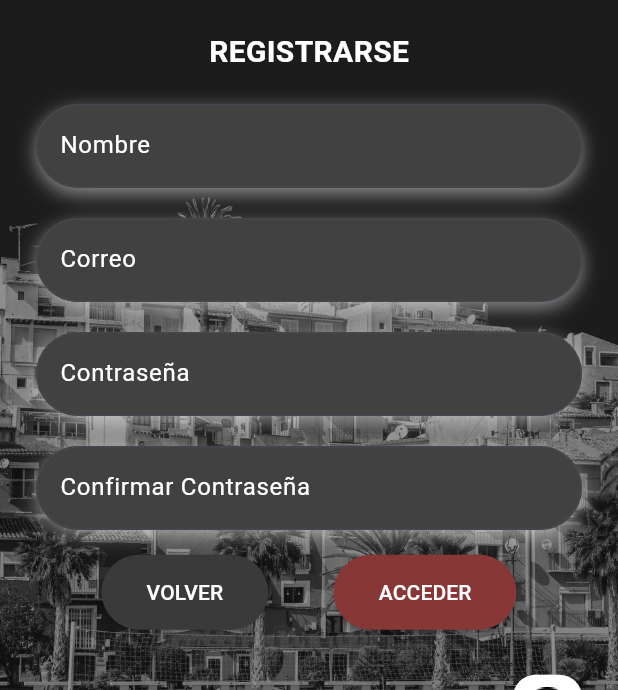
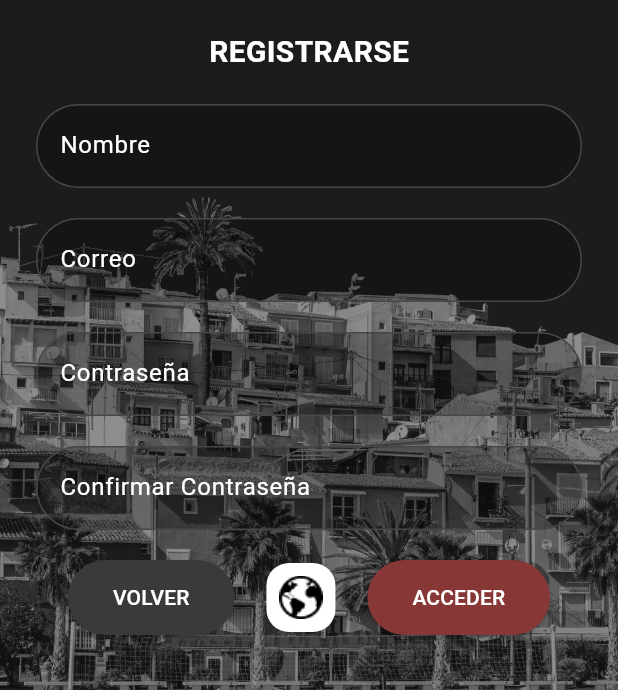
Before and after one commit to christian1dam/vilaexplorer, a Flutter app: the RegisterPage screen opened directly, on a phone screen of 412 x 824 dp, the part 546-1236 px from its top. Run offline on Flutter 3.47's test engine with Material 3 defaults, Android fonts, the phone set to English and light mode, and no system bars; our stand-ins replace flutter_map, latlong2.

Commit message:
Primeras Pruebas con el Inicio de la app Completo

```diff
--- a/lib/src/pages/register_page.dart
+++ b/lib/src/pages/register_page.dart
@@ -1,4 +1,6 @@
 import 'package:flutter/material.dart';
+import '../../pages/homePage/home_page.dart';
+import 'login_page.dart';
 
 class RegisterPage extends StatefulWidget {
   const RegisterPage({Key? key}) : super(key: key);
@@ -10,6 +12,7 @@ class RegisterPage extends StatefulWidget {
 class _RegisterPageState extends State<RegisterPage> with SingleTickerProviderStateMixin {
   late AnimationController _rotationController;
   late Animation<double> _rotationAnimation;
+  bool _isKeyboardVisible = false; // Estado para verificar si el teclado está visible
 
   @override
   void initState() {
@@ -36,11 +39,15 @@ class _RegisterPageState extends State<RegisterPage> with SingleTickerProviderSt
 
   @override
   Widget build(BuildContext context) {
+    // Detectar si el teclado está visible
+    _isKeyboardVisible = MediaQuery.of(context).viewInsets.bottom != 0;
+
     return Scaffold(
-      backgroundColor: Color.fromARGB(255, 28, 28, 28),
-      resizeToAvoidBottomInset: false, // Ajuste realizado aquí
+      backgroundColor: const Color.fromARGB(255, 28, 28, 28),
+      resizeToAvoidBottomInset: true, // Ajustar el contenido al teclado
       body: Stack(
         children: [
+          // Imagen de fondo
           Align(
             alignment: Alignment.bottomCenter,
             child: Opacity(
@@ -53,15 +60,20 @@ class _RegisterPageState extends State<RegisterPage> with SingleTickerProviderSt
               ),
             ),
           ),
+
           Padding(
             padding: const EdgeInsets.symmetric(horizontal: 24.0),
+            child: SingleChildScrollView( // Mantener SingleChildScrollView
               child: Column(
                 children: [
                   // Espacio superior del 30% de la pantalla
                   SizedBox(height: MediaQuery.of(context).size.height * 0.18),
 
-                  // Hero con rotación
-                  Hero(
+                  // Hero con rotación y opacidad
+                  AnimatedOpacity(
+                    opacity: _isKeyboardVisible ? 0.0 : 1.0, // Cambiar opacidad según la visibilidad del teclado
+                    duration: const Duration(milliseconds: 300), // Duración de la animación
+                    child: Hero(
                       tag: 'logoHero',
                       child: RotationTransition(
                         turns: Tween(begin: 0.0, end: 1.0).animate(_rotationAnimation),
@@ -69,6 +81,7 @@ class _RegisterPageState extends State<RegisterPage> with SingleTickerProviderSt
                           radius: 80,
                           backgroundColor: Colors.transparent,
                           backgroundImage: AssetImage('assets/images/VilaExplorer.png'),
+                        ),
                       ),
                     ),
                   ),
@@ -120,7 +133,7 @@ class _RegisterPageState extends State<RegisterPage> with SingleTickerProviderSt
                   _buildTextField('Confirmar Contraseña', true),
 
                   // Espacio desde el fondo del 10%
-                  SizedBox(height: MediaQuery.of(context).size.height * 0.02),
+                  const SizedBox(height: 20),
 
                   // Botones de registro y entrar
                   Row(
@@ -128,24 +141,73 @@ class _RegisterPageState extends State<RegisterPage> with SingleTickerProviderSt
                     children: [
                       ElevatedButton(
                         style: ElevatedButton.styleFrom(
-                          backgroundColor: Color.fromARGB(255, 58, 58, 58),
+                          backgroundColor: const Color.fromARGB(255, 58, 58, 58),
                           padding: const EdgeInsets.symmetric(horizontal: 30, vertical: 15),
                         ),
                         onPressed: () {
-                          // Aquí va el código de redirección a LOGIN
+                          Navigator.of(context).pushReplacement(
+                            PageRouteBuilder(
+                              pageBuilder: (context, animation, secondaryAnimation) => const LoginPage(),
+                              transitionsBuilder: (context, animation, secondaryAnimation, child) {
+                                const begin = Offset(-1.0, 0.0); // Desde la izquierda
+                                const end = Offset.zero;
+                                const curve = Curves.easeInOut;
+
+                                var tween = Tween(begin: begin, end: end).chain(CurveTween(curve: curve));
+
+                                return SlideTransition(
+                                  position: animation.drive(tween),
+                                  child: child,
+                                );
+                              },
+                              transitionDuration: const Duration(milliseconds: 500),
+                            ),
+                          );
                         },
                         child: const Text(
                           'VOLVER',
                           style: TextStyle(color: Colors.white),
                         ),
                       ),
+
+                      // Icono de idioma
+                      Container(
+                        decoration: BoxDecoration(
+                          color: Colors.white,
+                          borderRadius: BorderRadius.circular(15),
+                        ),
+                        padding: const EdgeInsets.all(8.0),
+                        child: Image.asset(
+                          'assets/images/language.png',
+                          height: 30,
+                          width: 30,
+                        ),
+                      ),
+
                       ElevatedButton(
                         style: ElevatedButton.styleFrom(
                           backgroundColor: const Color.fromARGB(255, 136, 55, 55),
                           padding: const EdgeInsets.symmetric(horizontal: 30, vertical: 15),
                         ),
                         onPressed: () {
-                          // Aquí va el código de redirección a la Página Principal
+                          Navigator.of(context).pushReplacement(
+                            PageRouteBuilder(
+                              pageBuilder: (context, animation, secondaryAnimation) => const MyHomePage(),
+                              transitionsBuilder: (context, animation, secondaryAnimation, child) {
+                                const begin = Offset(-1.0, 0.0); // Desde la izquierda
+                                const end = Offset.zero;
+                                const curve = Curves.easeInOut;
+
+                                var tween = Tween(begin: begin, end: end).chain(CurveTween(curve: curve));
+
+                                return SlideTransition(
+                                  position: animation.drive(tween),
+                                  child: child,
+                                );
+                              },
+                              transitionDuration: const Duration(milliseconds: 500),
+                            ),
+                          );
                         },
                         child: const Text(
                           'ACCEDER',
@@ -154,25 +216,8 @@ class _RegisterPageState extends State<RegisterPage> with SingleTickerProviderSt
                       ),
                     ],
                   ),
-                  const SizedBox(height: 30),
-
-                  // Icono de idioma con fondo blanco
-                  Align(
-                    alignment: Alignment.bottomRight,
-                    child: Container(
-                      decoration: BoxDecoration(
-                        color: Colors.white,
-                        borderRadius: BorderRadius.circular(15), // Esquinas redondeadas
+                ],
               ),
-                      padding: const EdgeInsets.all(8.0), // Espacio interno
-                      child: Image.asset(
-                        'assets/images/language.png',
-                        height: 30,
-                        width: 30,
-                      ),
-                    ),
-                  ),
-                ],
             ),
           ),
         ],
@@ -181,30 +226,18 @@ class _RegisterPageState extends State<RegisterPage> with SingleTickerProviderSt
   }
 
   Widget _buildTextField(String label, bool isPassword) {
-    return Container(
-      decoration: BoxDecoration(
-        boxShadow: [
-          BoxShadow(
-            color: Colors.white.withOpacity(0.5), // Sombra blanca
-            blurRadius: 10, // Desenfoque
-            offset: Offset(0, 4), // Desplazamiento horizontal y vertical de la sombra
-          ),
-        ],
-        borderRadius: BorderRadius.circular(30), // El mismo radio que el TextField
-      ),
-      child: TextField(
+    return TextField(
       obscureText: isPassword,
       decoration: InputDecoration(
         labelText: label,
         labelStyle: const TextStyle(color: Colors.white),
         filled: true,
-          fillColor: Color.fromARGB(255, 65, 65, 65), // Fondo semitransparente
+        fillColor: Colors.black26,
         border: OutlineInputBorder(
           borderRadius: BorderRadius.circular(30),
         ),
       ),
       style: const TextStyle(color: Colors.white),
-      ),
     );
   }
 }
```
Also changed, not shown: lib/src/pages/login_page.dart (+62 -45 lines). Lines whose indentation alone changed are shown as unchanged.
